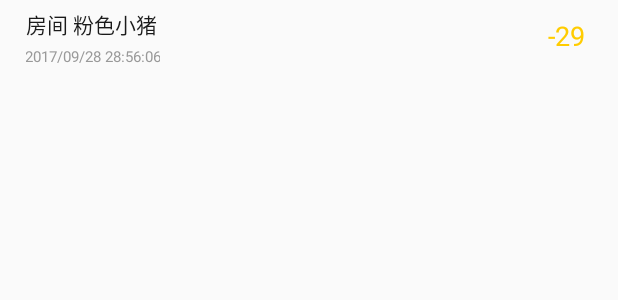
After one commit to cwq1214/papapa_wawaji, an Android app: the layout holder_transaction_detail_item.xml on its own in the app's theme, with its tools: preview values and no code run, on a phone screen of 412 x 824 dp. The commit adds this screen. Shown: the top 300 px of the screen. Run offline under Robolectric (Android 15) with nearby library versions, the phone set to English and light mode, and no system bars.

Commit message:
娃娃币界面

```diff
--- a/app/build.gradle
+++ b/app/build.gradle
@@ -6,7 +6,7 @@ android {
     defaultConfig {
         applicationId "com.jyt.baseapp"
         minSdkVersion 19
-        targetSdkVersion 25
+        targetSdkVersion 22
         versionCode 1
         versionName "1.0"
         testInstrumentationRunner "android.support.test.runner.AndroidJUnitRunner"
--- /dev/null
+++ b/app/src/main/res/layout/holder_transaction_detail_item.xml
@@ -0,0 +1,48 @@
+<?xml version="1.0" encoding="utf-8"?>
+<RelativeLayout xmlns:android="http://schemas.android.com/apk/res/android"
+    android:layout_width="match_parent"
+    android:layout_height="50dp"
+    android:orientation="vertical">
+
+    <LinearLayout
+        android:layout_width="wrap_content"
+        android:layout_height="wrap_content"
+        android:layout_centerVertical="true"
+        android:layout_marginLeft="17dp"
+        android:orientation="vertical">
+
+
+        <TextView
+            android:id="@+id/text_title"
+            android:layout_width="wrap_content"
+            android:layout_height="wrap_content"
+            android:text="房间 粉色小猪"
+            android:textColor="#1A1A1A"
+            android:textSize="14dp" />
+
+
+        <TextView
+            android:id="@+id/text_date"
+            android:layout_width="wrap_content"
+            android:layout_height="wrap_content"
+            android:layout_marginTop="5dp"
+            android:linksClickable="false"
+            android:padding="-5dp"
+            android:text="2017/09/28 28:56:06"
+            android:textColor="#999999"
+            android:textSize="10dp" />
+    </LinearLayout>
+
+
+    <TextView
+        android:id="@+id/text_coin"
+        android:layout_width="wrap_content"
+        android:layout_height="wrap_content"
+        android:layout_alignParentRight="true"
+        android:layout_centerInParent="false"
+        android:layout_centerVertical="true"
+        android:layout_marginRight="22dp"
+        android:text="-29"
+        android:textColor="#FFCC00"
+        android:textSize="18dp" />
+</RelativeLayout>
--- a/app/src/main/res/values/styles.xml
+++ b/app/src/main/res/values/styles.xml
@@ -6,6 +6,7 @@
         <item name="colorPrimary">@color/colorPrimary</item>
         <item name="colorPrimaryDark">@color/colorPrimaryDark</item>
         <item name="colorAccent">@color/colorAccent</item>
+        <item name="android:includeFontPadding">false</item>
     </style>
 
 
```
Also changed, not shown: app/src/main/java/com/jyt/baseapp/adapter/CoinTransactionDetailsAdapter.java (added, +16 -0 lines), app/src/main/java/com/jyt/baseapp/view/activity/MyCoinActivity.java (added, +39 -0 lines), app/src/main/java/com/jyt/baseapp/view/viewholder/TransactionDetailViewHolder.java (added, +22 -0 lines), app/src/main/res/layout/activity_my_coin.xml (added, +22 -0 lines), 2 other files.
